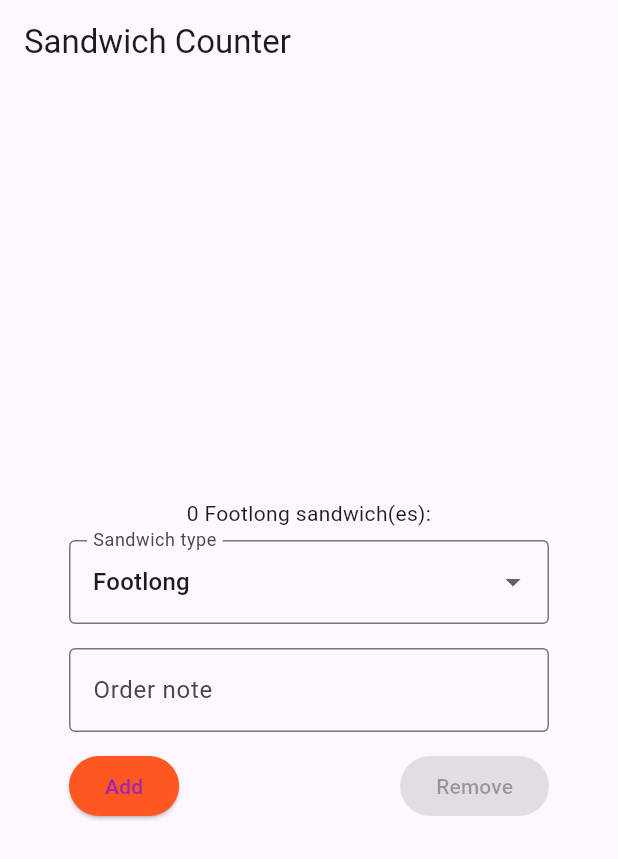
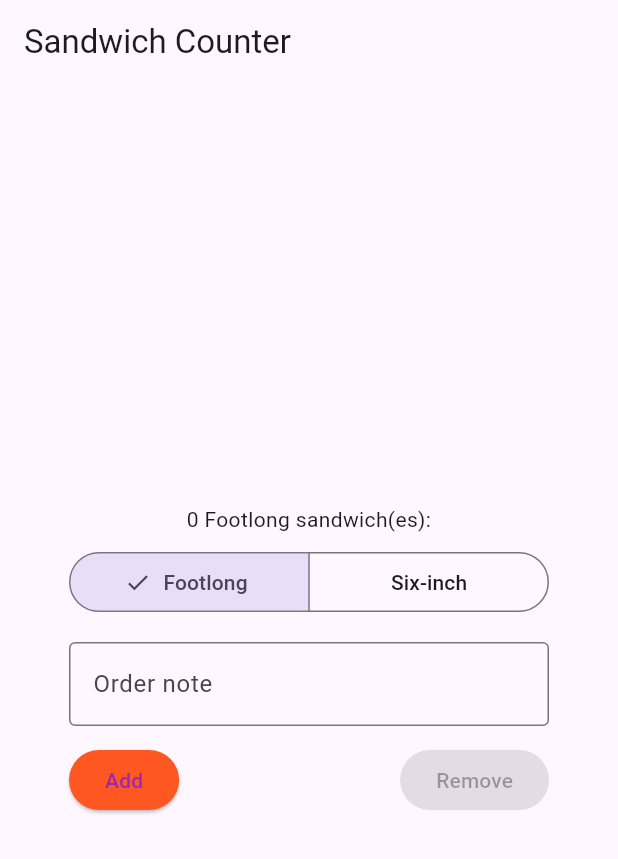
Before and after one commit to pundefined/sandwich_shop, a Flutter app: the screen it shows after launch, on a phone screen of 412 x 824 dp. Shown: the top 859 px of the screen. Run offline on Flutter 3.47's test engine with Material 3 defaults, Android fonts, the phone set to English and light mode, and no system bars.

Commit message:
Replace sandwich type dropdown with SegmentedButton

```diff
--- a/lib/main.dart
+++ b/lib/main.dart
@@ -83,21 +83,15 @@ class _OrderScreenState extends State<OrderScreen> {
             const SizedBox(height: 8),
             SizedBox(
               width: 320,
-              child: DropdownButtonFormField<String>(
-                initialValue: _selectedType,
-                decoration: const InputDecoration(
-                  labelText: 'Sandwich type',
-                  border: OutlineInputBorder(),
-                ),
-                items: _sandwichTypes
-                    .map((t) => DropdownMenuItem<String>(
-                          value: t,
-                          child: Text(t),
-                        ))
-                    .toList(),
-                onChanged: (value) {
-                  if (value == null) return;
-                  setState(() => _selectedType = value);
+              child: SegmentedButton<String>(
+                segments: const <ButtonSegment<String>>[
+                  ButtonSegment(value: 'Footlong', label: Text('Footlong')),
+                  ButtonSegment(value: 'Six-inch', label: Text('Six-inch')),
+                ],
+                selected: <String>{_selectedType},
+                onSelectionChanged: (Set<String> newSelection) {
+                  if (newSelection.isEmpty) return;
+                  setState(() => _selectedType = newSelection.first);
                 },
               ),
             ),
```
